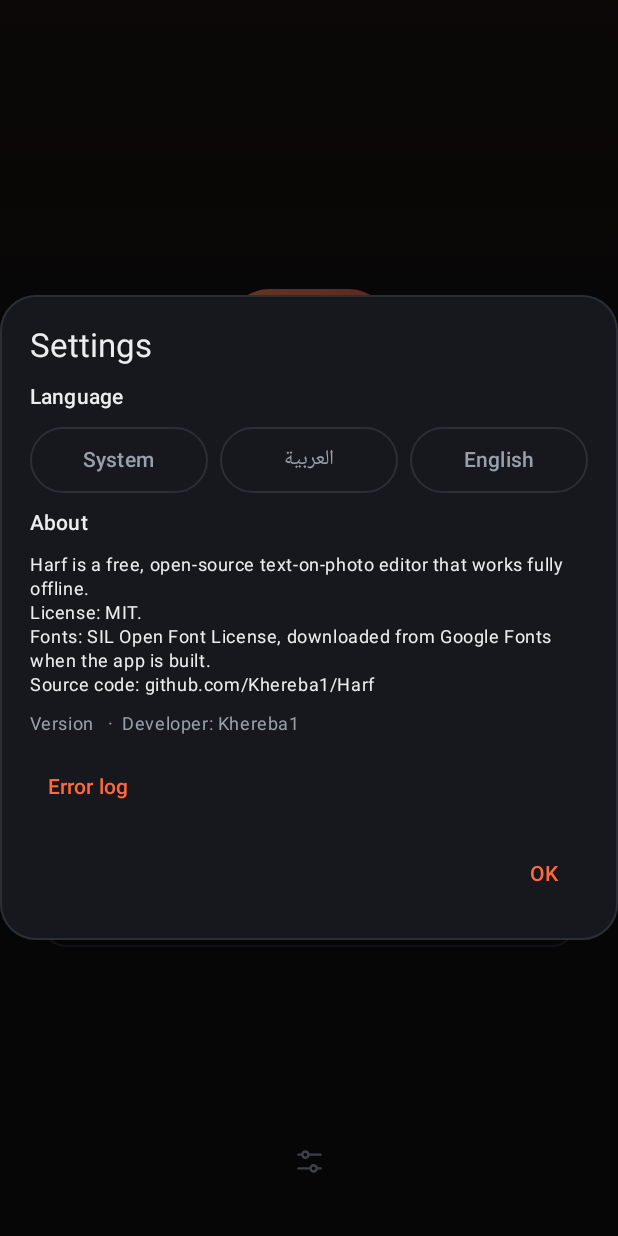
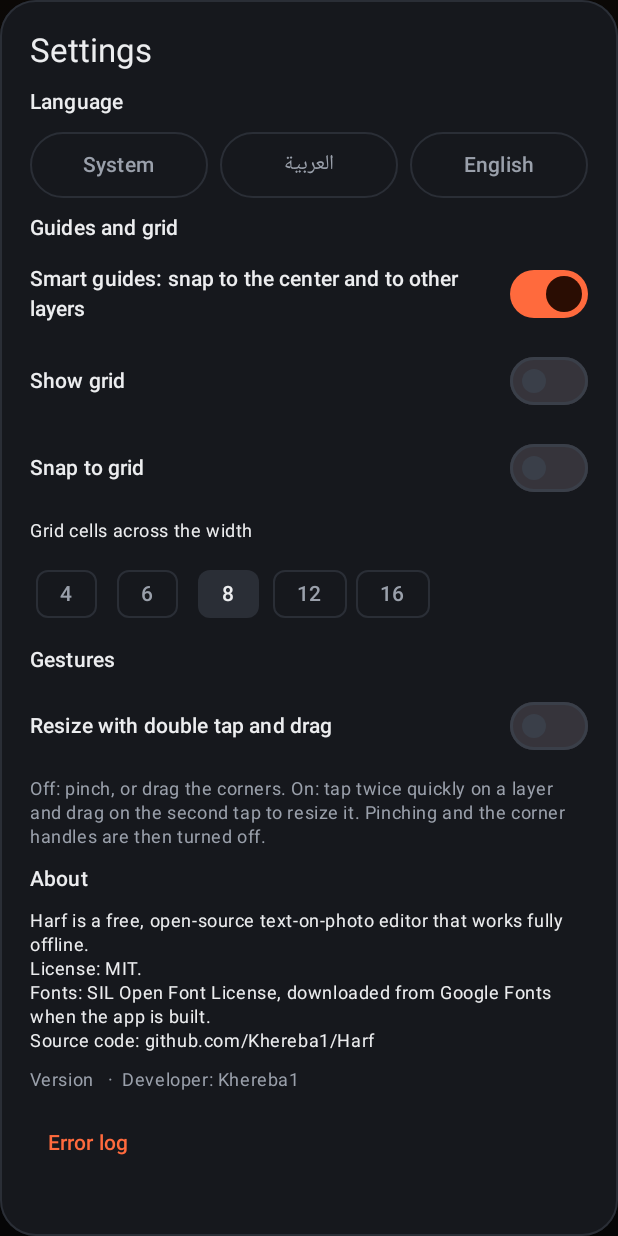
Before and after one commit to Khereba1/Harf, an Android app built with Jetpack Compose: the screen it shows after launch (MainActivity), after a tap on "Settings", on a phone screen of 412 x 824 dp. Run offline under Robolectric (Android 15) with nearby library versions, the phone set to English and light mode, and no system bars.

Commit message:
edit22: background layer, smart guides, grid, gesture options

```diff
--- a/app/build.gradle.kts
+++ b/app/build.gradle.kts
@@ -14,8 +14,8 @@ android {
         applicationId = "com.khereba1.harf"
         minSdk = 29
         targetSdk = 34
-        versionCode = 23
-        versionName = "3.2"
+        versionCode = 24
+        versionName = "3.3"
     }
 
     // Stable signing: when the env vars exist (GitHub Secrets) the release is signed with the fixed key,
--- a/app/src/main/java/com/khereba1/app/App.kt
+++ b/app/src/main/java/com/khereba1/app/App.kt
@@ -18,6 +18,7 @@ class App : Application() {
         super.onCreate()
         AppLog.init(this)
         FontStore.init(this)
+        Prefs.init(this)
     }
 }
 
--- a/app/src/main/java/com/khereba1/app/Dialogs.kt
+++ b/app/src/main/java/com/khereba1/app/Dialogs.kt
@@ -532,6 +532,7 @@ private fun LangChip(label: String, modifier: Modifier, onClick: () -> Unit) {
 }
 
 @Composable
+@OptIn(androidx.compose.material3.ExperimentalMaterial3Api::class)
 fun SettingsDialog(context: Context, onDismiss: () -> Unit, onLanguage: (String) -> Unit) {
     var logText by remember { mutableStateOf(AppLog.read()) }
     var showLog by remember { mutableStateOf(false) }
@@ -557,6 +558,27 @@ fun SettingsDialog(context: Context, onDismiss: () -> Unit, onLanguage: (String)
                 LangChip(stringResource(R.string.lang_arabic), Modifier.weight(1f)) { onLanguage("ar") }
                 LangChip(stringResource(R.string.lang_english), Modifier.weight(1f)) { onLanguage("en") }
             }
+            Text(stringResource(R.string.guides_title), style = MaterialTheme.typography.titleSmall)
+            SwitchRow(stringResource(R.string.snap_label), Prefs.snapOn) { Prefs.updateSnap(it) }
+            SwitchRow(stringResource(R.string.grid_show), Prefs.gridOn) { Prefs.updateGrid(it) }
+            SwitchRow(stringResource(R.string.grid_snap), Prefs.gridSnap) { Prefs.updateGridSnap(it) }
+            Text(stringResource(R.string.grid_cells), style = MaterialTheme.typography.bodySmall)
+            Row(Modifier.fillMaxWidth(), horizontalArrangement = Arrangement.spacedBy(6.dp)) {
+                for (n in listOf(4, 6, 8, 12, 16)) {
+                    androidx.compose.material3.FilterChip(
+                        selected = Prefs.gridDivs == n,
+                        onClick = { Prefs.updateGridDivs(n) },
+                        label = { Text(n.toString(), maxLines = 1) },
+                    )
+                }
+            }
+            Text(stringResource(R.string.gesture_title), style = MaterialTheme.typography.titleSmall)
+            SwitchRow(stringResource(R.string.resize_double), Prefs.dragResize) { Prefs.updateDragResize(it) }
+            Text(
+                stringResource(R.string.resize_double_hint),
+                style = MaterialTheme.typography.bodySmall,
+                color = MaterialTheme.colorScheme.onSurfaceVariant,
+            )
             Text(stringResource(R.string.about_title), style = MaterialTheme.typography.titleSmall)
             Text(stringResource(R.string.about_text), style = MaterialTheme.typography.bodySmall)
             Text(
--- /dev/null
+++ b/app/src/main/java/com/khereba1/app/Prefs.kt
@@ -0,0 +1,69 @@
+package com.khereba1.app
+
+import android.content.Context
+import android.content.SharedPreferences
+import androidx.compose.runtime.getValue
+import androidx.compose.runtime.mutableIntStateOf
+import androidx.compose.runtime.mutableStateOf
+import androidx.compose.runtime.setValue
+
+/** Editor switches the user can turn on or off (kept on the phone, observable by Compose). */
+object Prefs {
+    private var sp: SharedPreferences? = null
+
+    /** Smart guides: layers snap to the canvas center and edges and to the centers and edges of other layers. */
+    var snapOn: Boolean by mutableStateOf(true)
+        private set
+
+    var gridOn: Boolean by mutableStateOf(false)
+        private set
+
+    var gridSnap: Boolean by mutableStateOf(false)
+        private set
+
+    /** Grid cells across the width of the canvas. */
+    var gridDivs: Int by mutableIntStateOf(8)
+        private set
+
+    /** Resize with "tap twice, drag on the second tap" instead of pinching or dragging corners. */
+    var dragResize: Boolean by mutableStateOf(false)
+        private set
+
+    fun init(context: Context) {
+        val s = context.applicationContext.getSharedPreferences("harf_editor", Context.MODE_PRIVATE)
+        sp = s
+        snapOn = s.getBoolean("snap", true)
+        gridOn = s.getBoolean("grid", false)
+        gridSnap = s.getBoolean("gridSnap", false)
+        gridDivs = s.getInt("gridDivs", 8).coerceIn(2, 40)
+        dragResize = s.getBoolean("dragResize", false)
+    }
+
+    fun updateSnap(v: Boolean) {
+        snapOn = v
+        sp?.edit()?.putBoolean("snap", v)?.apply()
+    }
+
+    fun updateGrid(v: Boolean) {
+        gridOn = v
+        sp?.edit()?.putBoolean("grid", v)?.apply()
+    }
+
+    fun updateGridSnap(v: Boolean) {
+        gridSnap = v
+        sp?.edit()?.putBoolean("gridSnap", v)?.apply()
+    }
+
+    fun updateGridDivs(v: Int) {
+        gridDivs = v.coerceIn(2, 40)
+        sp?.edit()?.putInt("gridDivs", gridDivs)?.apply()
+    }
+
+    fun updateDragResize(v: Boolean) {
+        dragResize = v
+        sp?.edit()?.putBoolean("dragResize", v)?.apply()
+    }
+
+    /** Distance between grid lines in document pixels. */
+    fun gridStep(docW: Int): Float = docW / gridDivs.toFloat()
+}
--- a/app/src/main/java/com/khereba1/app/Renderer.kt
+++ b/app/src/main/java/com/khereba1/app/Renderer.kt
@@ -519,8 +519,8 @@ object Renderer {
     ) {
         val saved = canvas.save()
         canvas.clipRect(0f, 0f, p.docW.toFloat(), p.docH.toFloat())
-        canvas.drawColor(p.bgColor)
-        if (photo != null && !photo.isRecycled) {
+        if (!p.bgTransparent) canvas.drawColor(p.bgColor)
+        if (photo != null && !photo.isRecycled && !p.photoHidden) {
             val pp = Paint(Paint.FILTER_BITMAP_FLAG or Paint.ANTI_ALIAS_FLAG)
             val cm = colorMatrixOf(p)
             if (cm != null) pp.colorFilter = ColorMatrixColorFilter(cm)
@@ -583,7 +583,7 @@ object Renderer {
             val out = Bitmap.createBitmap(w, h, Bitmap.Config.ARGB_8888)
             val canvas = Canvas(out)
             canvas.scale(w.toFloat() / p.docW, h.toFloat() / p.docH)
-            drawDocument(canvas, p, photo, images, null, 1f, 0)
+            drawDocument(canvas, if (p.bgTransparent) p.copy(bgTransparent = false) else p, photo, images, null, 1f, 0)
             out
         } catch (e: Throwable) {
             AppLog.log("EXPORT", "Thumbnail failed", e)
--- a/app/src/main/res/values/strings.xml
+++ b/app/src/main/res/values/strings.xml
@@ -169,4 +169,18 @@
     <string name="size_width">Width (px)</string>
     <string name="size_height">Height (px)</string>
     <string name="size_custom_hint">From %1$d to %2$d pixels for each side</string>
+    <string name="layer_background">Background</string>
+    <string name="layer_photo_bg">Photo and background</string>
+    <string name="photo_visible">Show or hide the photo</string>
+    <string name="bg_transparent">Transparent</string>
+    <string name="guides_title">Guides and grid</string>
+    <string name="snap_label">Smart guides: snap to the center and to other layers</string>
+    <string name="grid_show">Show grid</string>
+    <string name="grid_snap">Snap to grid</string>
+    <string name="grid_cells">Grid cells across the width</string>
+    <string name="gesture_title">Gestures</string>
+    <string name="resize_double">Resize with double tap and drag</string>
+    <string name="resize_double_hint">Off: pinch, or drag the corners. On: tap twice quickly on a layer and drag on the second tap to resize it. Pinching and the corner handles are then turned off.</string>
+    <string name="toggle_snap">Smart guides on or off</string>
+    <string name="toggle_grid">Grid on or off</string>
 </resources>
```
Also changed, not shown: app/src/main/java/com/khereba1/app/EditorScreen.kt (+81 -4 lines), app/src/main/java/com/khereba1/app/HarfViewModel.kt (+68 -23 lines), app/src/main/java/com/khereba1/app/Model.kt (+7 -0 lines), app/src/main/java/com/khereba1/app/Panels.kt (+51 -5 lines), app/src/main/res/drawable/ic_grid.xml (added, +36 -0 lines), app/src/main/res/drawable/ic_magnet.xml (added, +24 -0 lines), 2 other files.
